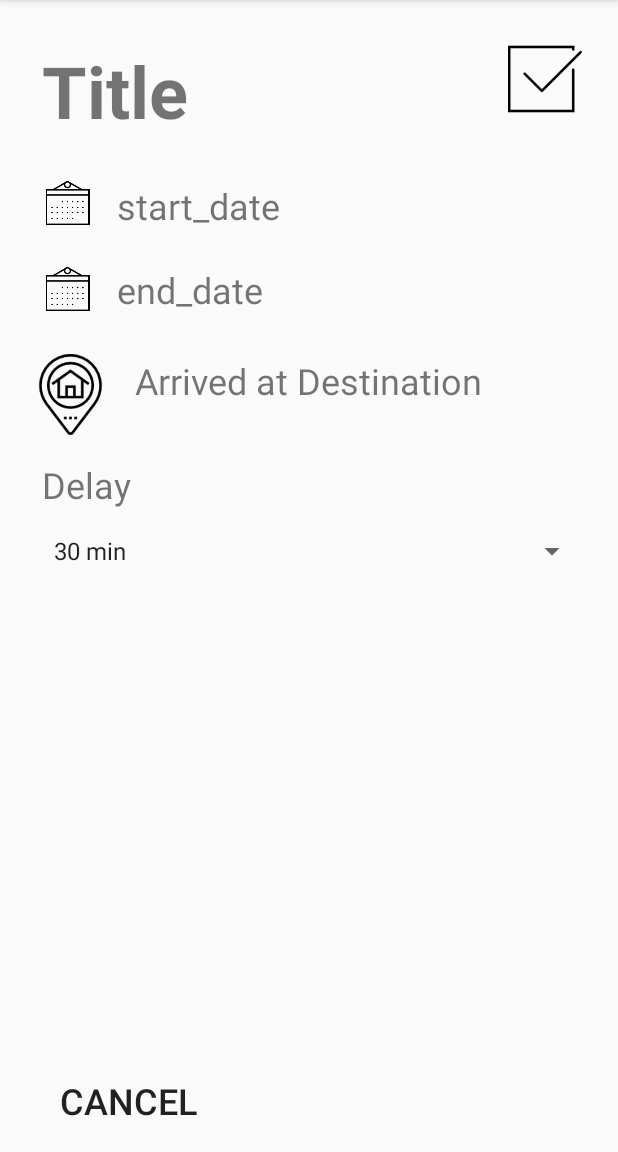
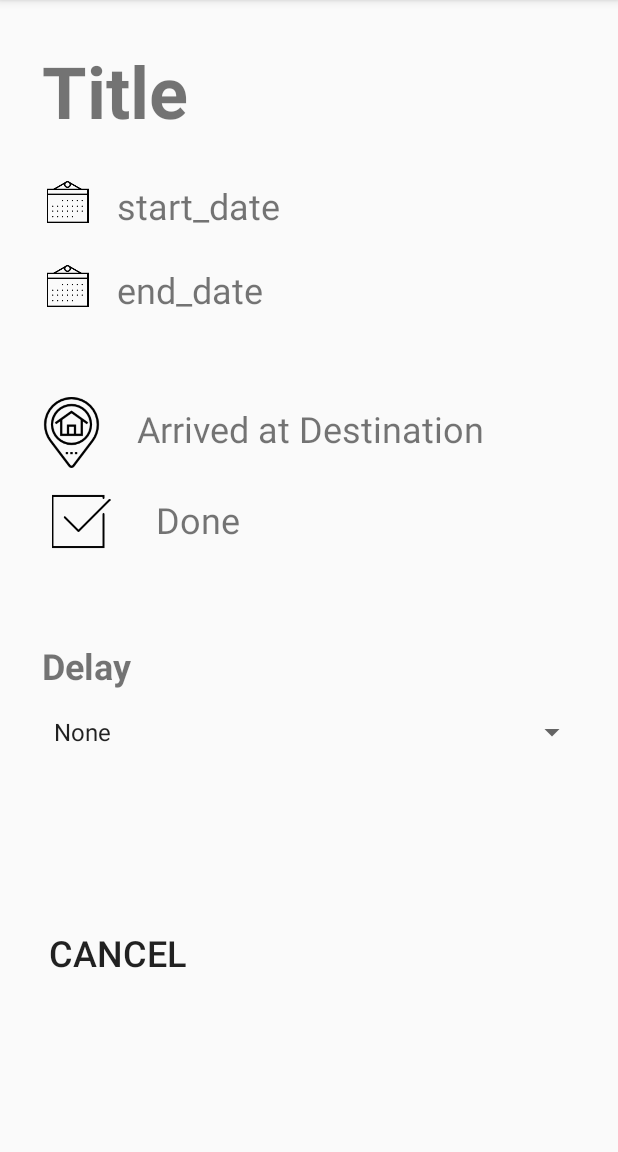
Before and after one commit to London18/team-1, an Android app: the SitActivity screen opened directly, with no data from a screen before it, on a phone screen of 412 x 824 dp, the part 84-1236 px from its top. Run offline under Robolectric (Android 15) with nearby library versions, the phone set to English and light mode, and no system bars.

Commit message:
Final design for sit activity #just5half

```diff
--- a/Android/JuliasHouse/app/src/main/res/layout/sit_layout.xml
+++ b/Android/JuliasHouse/app/src/main/res/layout/sit_layout.xml
@@ -10,7 +10,7 @@
     <ImageView
         android:id="@+id/imageView2"
         android:layout_width="34dp"
-        android:layout_height="29dp"
+        android:layout_height="28dp"
         android:layout_marginStart="28dp"
         android:layout_marginTop="28dp"
         app:layout_constraintStart_toStartOf="parent"
@@ -56,20 +56,22 @@
     <Button
         android:id="@+id/button_cancel"
         style="?android:attr/borderlessButtonStyle"
-        android:layout_width="wrap_content"
+        android:layout_width="134dp"
         android:layout_height="wrap_content"
-        android:layout_marginStart="28dp"
+        android:layout_marginStart="12dp"
+        android:layout_marginTop="10dp"
         android:layout_marginBottom="8dp"
         android:onClick="sendMessage"
         android:text="Cancel"
         android:textSize="24dp"
         app:layout_constraintBottom_toBottomOf="parent"
-        app:layout_constraintStart_toStartOf="parent" />
+        app:layout_constraintStart_toStartOf="parent"
+        app:layout_constraintTop_toBottomOf="@+id/spinner" />
 
     <ImageView
         android:id="@+id/imageView"
         android:layout_width="34dp"
-        android:layout_height="29dp"
+        android:layout_height="28dp"
         android:layout_marginStart="28dp"
         android:layout_marginTop="28dp"
         app:layout_constraintStart_toStartOf="parent"
@@ -78,20 +80,20 @@
 
     <ImageView
         android:id="@+id/imageView3"
-        android:layout_width="57dp"
-        android:layout_height="49dp"
-        android:layout_marginTop="28dp"
-        android:layout_marginEnd="20dp"
-        app:layout_constraintEnd_toEndOf="parent"
-        app:layout_constraintTop_toTopOf="parent"
+        android:layout_width="52dp"
+        android:layout_height="39dp"
+        android:layout_marginStart="28dp"
+        android:layout_marginTop="16dp"
+        app:layout_constraintStart_toStartOf="parent"
+        app:layout_constraintTop_toBottomOf="@+id/imageView4"
         app:srcCompat="@drawable/done" />
 
     <ImageView
         android:id="@+id/imageView4"
-        android:layout_width="54dp"
-        android:layout_height="55dp"
+        android:layout_width="55dp"
+        android:layout_height="47dp"
         android:layout_marginStart="20dp"
-        android:layout_marginTop="28dp"
+        android:layout_marginTop="60dp"
         app:layout_constraintStart_toStartOf="parent"
         app:layout_constraintTop_toBottomOf="@+id/imageView2"
         app:srcCompat="@drawable/home" />
@@ -101,7 +103,7 @@
         android:layout_width="wrap_content"
         android:layout_height="wrap_content"
         android:layout_marginStart="16dp"
-        android:layout_marginTop="28dp"
+        android:layout_marginTop="60dp"
         android:text="@string/arrived_at_destination"
         android:textSize="24dp"
         app:layout_constraintStart_toEndOf="@+id/imageView4"
@@ -124,10 +126,22 @@
         android:layout_width="wrap_content"
         android:layout_height="wrap_content"
         android:layout_marginStart="28dp"
-        android:layout_marginTop="16dp"
+        android:layout_marginTop="60dp"
         android:text="Delay"
         android:textSize="24dp"
+        android:textStyle="bold"
         app:layout_constraintStart_toStartOf="parent"
-        app:layout_constraintTop_toBottomOf="@+id/imageView4" />
+        app:layout_constraintTop_toBottomOf="@+id/imageView3" />
+
+    <TextView
+        android:id="@+id/textView5"
+        android:layout_width="wrap_content"
+        android:layout_height="wrap_content"
+        android:layout_marginStart="24dp"
+        android:layout_marginTop="28dp"
+        android:text="Done"
+        android:textSize="24dp"
+        app:layout_constraintStart_toEndOf="@+id/imageView3"
+        app:layout_constraintTop_toBottomOf="@+id/textView2" />
 
 </android.support.constraint.ConstraintLayout>
--- a/Android/JuliasHouse/app/src/main/res/values/strings.xml
+++ b/Android/JuliasHouse/app/src/main/res/values/strings.xml
@@ -2,8 +2,9 @@
     <string name="app_name">JuliasHouse</string>
     <string name="arrived_at_destination">Arrived at Destination</string>
     <string-array name="delay_values">
+        <item>None</item>
+        <item>10 min</item>
         <item>30 min</item>
-        <item>40 min</item>
         <item>1 h</item>
         <item>2 h</item>
         <item>Tomorrow</item>
```
